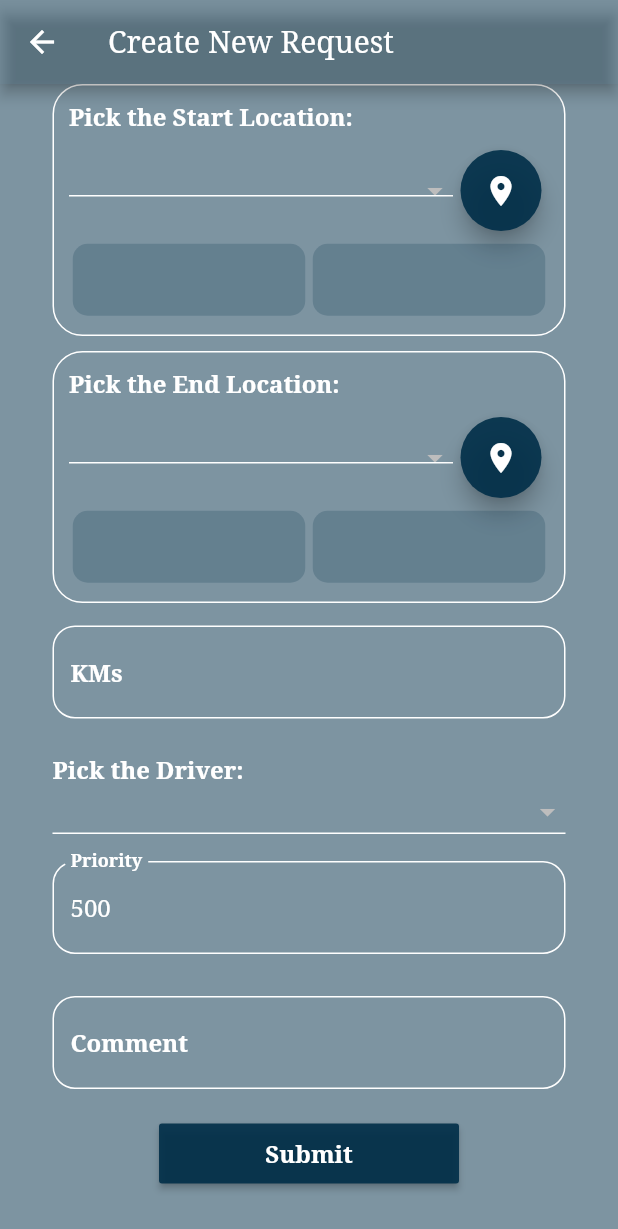
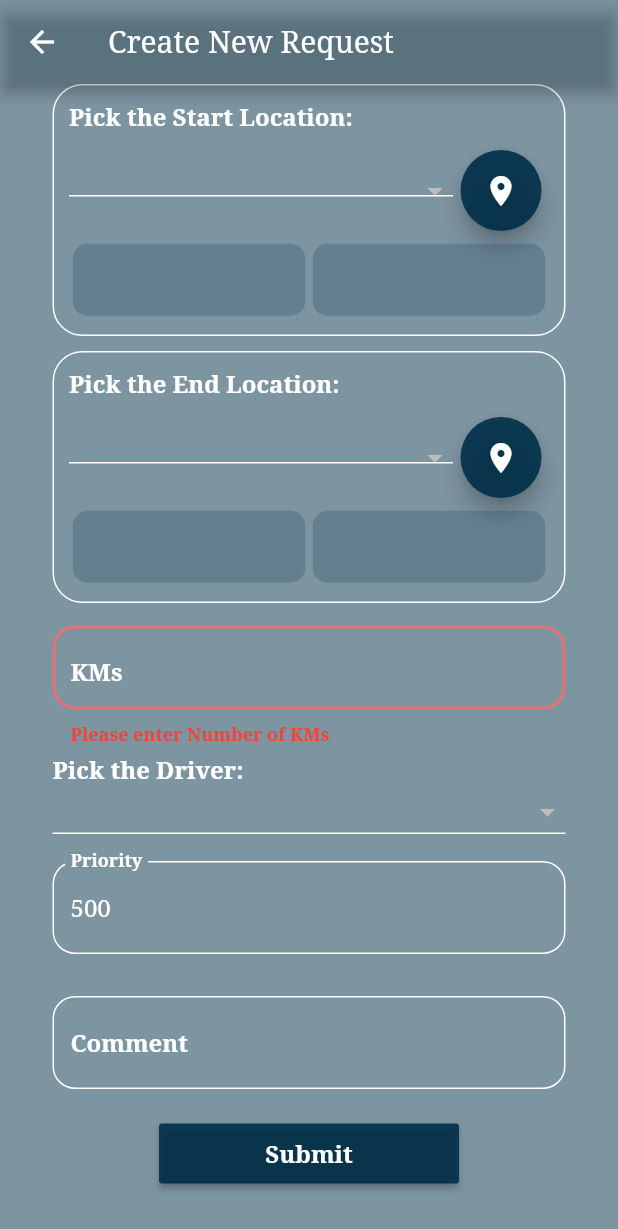
Before and after one commit to Mina-Nabil/motorcity_tracking, a Flutter app: the NewRequestScreen screen opened by its route, scrolled down 192 dp, after a tap on "Submit", on a phone screen of 412 x 824 dp. Shown: the top 1229 px of the screen. Run offline on Flutter 3.47's test engine with Material 2 defaults, Android fonts, the phone set to English and light mode, and no system bars; our stand-ins replace firebase_database, google_maps_flutter, page_transition; missing offline and left inert: fab_menu, flutter_keychain, google_map_location_picker, solid_bottom_sheet; accounts and stored records are empty; network calls fail.

```diff
--- a/lib/providers/formData.dart
+++ b/lib/providers/formData.dart
@@ -8,13 +8,15 @@ import 'package:flutter_keychain/flutter_keychain.dart';
 import "package:http/http.dart" as http;
 
 class FormDataProvider with ChangeNotifier {
-
   static final String _serverInit = "http://";
-  static String _serverIP   = "3.121.234.234";
-  static String _serverExt = "/motorcity/api/" ;
+  static String _serverIP = "3.121.234.234";
+  static String _serverExt = "/motorcity/api/";
   static final String _driversReqUrl = 'get/drivers';
   static final String _locationsReqUrl = 'locations';
   static final String _modelsReqUrl = 'get/models';
+  static final String _createReqUrl = 'insert/request';
+  static final String _serverToken =
+      "AAAAb4itHww:APA91bHJ2R1E2deUfQmJ1dSeAtbaKkzihKj3yfiboYcw-EmSKeGZh5pg_OwkPDq6WFgUTps2iU-Q8xHQ7W0VJyclnchehQXhr8BUUkmsiPagHD66CCPeTG6vc8W-7Bwu-Rl4o2yX7cSw";
 
   List<Location> locations = [];
   List<Driver> drivers = [];
@@ -29,16 +31,19 @@ class FormDataProvider with ChangeNotifier {
 
   Future<bool> loadDrivers() async {
     drivers = [];
-    try{
+    try {
+      if (_requestHeaders['token'] == null ||
+          _requestHeaders['userType'] == null) await initHeaders();
+      if (_serverIP == null)
+        _serverIP = await FlutterKeychain.get(key: "serverIP");
 
-      if(_requestHeaders['token']==null || _requestHeaders['userType']==null) await initHeaders();
-      if(_serverIP==null) _serverIP = await FlutterKeychain.get(key: "serverIP");
-
-      final request = await http.get(_serverInit + _serverIP + _serverExt + _driversReqUrl, headers: _requestHeaders);
-      if(request.statusCode == 200){
+      final request = await http.get(
+          _serverInit + _serverIP + _serverExt + _driversReqUrl,
+          headers: _requestHeaders);
+      if (request.statusCode == 200) {
         final cleanedResponse = cleanResponse(request.body);
         final Iterable decoded = jsonDecode(cleanedResponse);
-        decoded.forEach((driver){
+        decoded.forEach((driver) {
           drivers.add(new Driver(driver['DRVR_ID'], driver['DRVR_NAME']));
         });
         notifyListeners();
@@ -46,7 +51,7 @@ class FormDataProvider with ChangeNotifier {
       } else {
         return false;
       }
-    }catch (e){
+    } catch (e) {
       log(e.toString());
       return false;
     }
@@ -54,58 +59,148 @@ class FormDataProvider with ChangeNotifier {
 
   Future<bool> loadLocations() async {
     locations = [];
-    try{
+    try {
+      if (_requestHeaders['token'] == null ||
+          _requestHeaders['userType'] == null) await initHeaders();
+      if (_serverIP == null)
+        _serverIP = await FlutterKeychain.get(key: "serverIP");
 
-      if(_requestHeaders['token']==null || _requestHeaders['userType']==null) await initHeaders();
-      if(_serverIP==null) _serverIP = await FlutterKeychain.get(key: "serverIP");
-
-      var request = await http.get(_serverInit + _serverIP + _serverExt + _locationsReqUrl, headers: _requestHeaders);
-      if(request.statusCode == 200){
+      var request = await http.get(
+          _serverInit + _serverIP + _serverExt + _locationsReqUrl,
+          headers: _requestHeaders);
+      if (request.statusCode == 200) {
         final cleanedResponse = cleanResponse(request.body);
         final Iterable decoded = jsonDecode(cleanedResponse);
-        decoded.forEach((location){
-          locations.add(new Location(id: location['LOCT_ID'], name: location['LOCT_NAME'], latt: location['LOCT_LATT'], long: location['LOCT_LONG']));
+        decoded.forEach((location) {
+          locations.add(new Location(
+              id: location['LOCT_ID'],
+              name: location['LOCT_NAME'],
+              latt: location['LOCT_LATT'],
+              long: location['LOCT_LONG']));
         });
         notifyListeners();
         return true;
       } else {
         return false;
       }
-    }catch (e){
+    } catch (e) {
       return false;
     }
   }
 
-    Future<bool> loadModels() async {
+  Future<bool> loadModels() async {
     drivers = [];
-    try{
+    try {
+      if (_requestHeaders['token'] == null ||
+          _requestHeaders['userType'] == null) await initHeaders();
+      if (_serverIP == null)
+        _serverIP = await FlutterKeychain.get(key: "serverIP");
 
-      if(_requestHeaders['token']==null || _requestHeaders['userType']==null) await initHeaders();
-      if(_serverIP==null) _serverIP = await FlutterKeychain.get(key: "serverIP");
-
-      var request = await http.get(_serverInit + _serverIP + _serverExt + _modelsReqUrl, headers: _requestHeaders);
-      if(request.statusCode == 200){
+      var request = await http.get(
+          _serverInit + _serverIP + _serverExt + _modelsReqUrl,
+          headers: _requestHeaders);
+      if (request.statusCode == 200) {
         final cleanedResponse = cleanResponse(request.body);
         final Iterable decoded = jsonDecode(cleanedResponse);
-        decoded.forEach((model){
-          models.add(new Model( model['TRMD_ID'], model['TRMD_NAME']));
+        decoded.forEach((model) {
+          models.add(new Model(model['TRMD_ID'], model['TRMD_NAME']));
         });
         notifyListeners();
         return true;
       } else {
         return false;
       }
-    }catch (e){
+    } catch (e) {
       return false;
     }
   }
 
-  Location getLocationByID(String id){
-    Location retLocation = new Location(id: '0', name: 'N/A', latt: '0', long: '0');
-    locations.forEach((loct){
-      if(loct.id==id)retLocation=loct;
+  Location getLocationByID(String id) {
+    Location retLocation =
+        new Location(id: '0', name: 'N/A', latt: '0', long: '0');
+    locations.forEach((loct) {
+      if (loct.id == id) retLocation = loct;
     });
     return retLocation;
+  }
+
+  Future<bool> postRequest(
+      {startLocationName,
+      endLocationName,
+      modelID,
+      chassis,
+      driverID,
+      kms,
+      priority,
+      comment,
+      startLong,
+      startLatt,
+      endLong,
+      endLatt}) async {
+    try {
+      if (_requestHeaders['token'] == null ||
+          _requestHeaders['userType'] == null) await initHeaders();
+      if (_serverIP == null)
+        _serverIP = await FlutterKeychain.get(key: "serverIP");
+      final serverURL = _serverInit + _serverIP + _serverExt;
+      final formData = {
+        "startLoc": startLocationName,
+        "endLoc": endLocationName,
+        "model": modelID,
+        "chassis": chassis,
+        "driverID": driverID,
+        "kms": kms,
+        "proirity": priority,
+        "start_long": startLong,
+        "start_latt": startLatt,
+        "end_long": endLong,
+        "end_latt": endLatt,
+      };
+
+      final response = await http.post(serverURL + _createReqUrl,
+          body: formData, headers: _requestHeaders);
+      if (response.statusCode == 200) {
+        final decodedJson = json.decode(cleanResponse(response.body));
+        if (decodedJson is Map<String, dynamic> &&
+            decodedJson.containsKey("headers") &&
+            decodedJson['headers'] == false) {
+          return false;
+        }
+
+        String result = decodedJson['result'];
+        if (result.compareTo("Success") == 0) {
+          await http.post(
+            'https://fcm.googleapis.com/fcm/send',
+            headers: <String, String>{
+              'Content-Type': 'application/json',
+              'Authorization': 'key=$_serverToken',
+            },
+            body: jsonEncode(
+              <String, dynamic>{
+                'notification': <String, dynamic>{
+                  'body': 'Please check requests page for new requests!',
+                  'title': 'New Request Added'
+                },
+                'priority': 'high',
+                'data': <String, dynamic>{
+                  'click_action': 'FLUTTER_NOTIFICATION_CLICK',
+                  'id': '1',
+                  'status': 'done'
+                },
+                'to': "/topic/all",
+              },
+            ),
+          );
+          return true;
+        } else {
+          return false;
+        }
+      } else
+        return false;
+    } catch (e) {
+      print(e.toString());
+      return false;
+    }
   }
 
   Future<void> initHeaders() async {
@@ -122,5 +217,4 @@ class FormDataProvider with ChangeNotifier {
     else
       return json;
   }
-
 }
--- a/lib/screens/newRequest.dart
+++ b/lib/screens/newRequest.dart
@@ -6,7 +6,7 @@ import '../models/location.dart';
 import '../models/model.dart';
 import '../providers/formData.dart';
 import 'package:google_map_location_picker/google_map_location_picker.dart';
-import 'package:google_maps_flutter/google_maps_flutter.dart';
+import '../screens/home.dart';
 
 class NewRequestScreen extends StatefulWidget {
   static String routeName = "/newRequest";
@@ -16,6 +16,7 @@ class NewRequestScreen extends StatefulWidget {
 }
 
 class _NewRequestScreenState extends State<NewRequestScreen> {
+  String _apiKey = "AIzaSyDXX99ZU6zY1RMsTrAMpQxC5rRk8_LrwQ4";
   //load form data
   @override
   void initState() {
@@ -40,6 +41,9 @@ class _NewRequestScreenState extends State<NewRequestScreen> {
   String _selectedStartLocation;
   String _selectedEndLocation;
 
+  String _startLocation = "N/A";
+  String _endLocation = "N/A";
+
   //TextControllers vars
   TextEditingController _chassisController = new TextEditingController();
   TextEditingController _kmsController = new TextEditingController();
@@ -50,9 +54,6 @@ class _NewRequestScreenState extends State<NewRequestScreen> {
   TextEditingController _endLongController = new TextEditingController();
   TextEditingController _endLattController = new TextEditingController();
   TextEditingController _commentController = new TextEditingController();
-
-  //Locations Controller
-  LocationResult _pickedLocation;
 
   static InputDecoration textDecorators(String label) => InputDecoration(
       labelText: label,
@@ -105,7 +106,7 @@ class _NewRequestScreenState extends State<NewRequestScreen> {
           cursorColor: Colors.white,
           decoration: textDecorators(label),
           validator: validator,
-          keyboardType: TextInputType.text,
+          keyboardType: keyboard,
           style: textFormStyle),
     );
   }
@@ -117,9 +118,10 @@ class _NewRequestScreenState extends State<NewRequestScreen> {
         title: Text("Create New Request"),
         backgroundColor: Color.fromRGBO(0, 46, 72, 0.5),
       ),
-      body: Container(
+      body: Builder(builder: (context) {
+        return Container(
           color: Color.fromRGBO(0, 46, 72, 0.5),
-        height: MediaQuery.of(context).size.height,
+          height: MediaQuery.of(context).size.height - 0,
           child: SingleChildScrollView(
             padding: EdgeInsets.all(5),
             child: Form(
@@ -157,7 +159,8 @@ class _NewRequestScreenState extends State<NewRequestScreen> {
                               margin: EdgeInsets.only(top: 30),
                               decoration: const BoxDecoration(
                                   border: Border(
-                                    bottom: BorderSide(color: Colors.white)))),
+                                      bottom:
+                                          BorderSide(color: Colors.white)))),
                           selectedItemBuilder: (BuildContext context) {
                             return Provider.of<FormDataProvider>(context)
                                 .models
@@ -208,8 +211,8 @@ class _NewRequestScreenState extends State<NewRequestScreen> {
                         child: Column(
                           children: <Widget>[
                             Container(
-                            padding:
-                                EdgeInsets.only(bottom: textContainersPadding),
+                              padding: EdgeInsets.only(
+                                  bottom: textContainersPadding),
                               width: double.infinity,
                               child: Text("Pick the Start Location: ",
                                   style: TextStyle(
@@ -230,7 +233,8 @@ class _NewRequestScreenState extends State<NewRequestScreen> {
                                             border: Border(
                                                 bottom: BorderSide(
                                                     color: Colors.white)))),
-                                  selectedItemBuilder: (BuildContext context) {
+                                    selectedItemBuilder:
+                                        (BuildContext context) {
                                       return Provider.of<FormDataProvider>(
                                               context)
                                           .locations
@@ -245,7 +249,8 @@ class _NewRequestScreenState extends State<NewRequestScreen> {
                                         );
                                       }).toList();
                                     },
-                                  items: Provider.of<FormDataProvider>(context)
+                                    items:
+                                        Provider.of<FormDataProvider>(context)
                                             .locations
                                             .map((Location loc) {
                                       return DropdownMenuItem<String>(
@@ -270,11 +275,12 @@ class _NewRequestScreenState extends State<NewRequestScreen> {
                                             Color.fromRGBO(0, 46, 72, .9),
                                         onPressed: () async {
                                           LocationResult result =
-                                            await showLocationPicker(context,
-                                                "AIzaSyDXX99ZU6zY1RMsTrAMpQxC5rRk8_LrwQ4");
+                                              await showLocationPicker(
+                                                  context, _apiKey);
                                           print("result = $result");
                                           setState(() {
                                             if (result != null) {
+                                              _startLocation = "N/A";
                                               _startLattController.text = result
                                                   .latLng.latitude
                                                   .toString();
@@ -352,8 +358,8 @@ class _NewRequestScreenState extends State<NewRequestScreen> {
                         child: Column(
                           children: <Widget>[
                             Container(
-                            padding:
-                                EdgeInsets.only(bottom: textContainersPadding),
+                              padding: EdgeInsets.only(
+                                  bottom: textContainersPadding),
                               width: double.infinity,
                               child: Text("Pick the End Location: ",
                                   style: TextStyle(
@@ -375,7 +381,8 @@ class _NewRequestScreenState extends State<NewRequestScreen> {
                                             border: Border(
                                                 bottom: BorderSide(
                                                     color: Colors.white)))),
-                                  selectedItemBuilder: (BuildContext context) {
+                                    selectedItemBuilder:
+                                        (BuildContext context) {
                                       return Provider.of<FormDataProvider>(
                                               context)
                                           .locations
@@ -390,7 +397,8 @@ class _NewRequestScreenState extends State<NewRequestScreen> {
                                         );
                                       }).toList();
                                     },
-                                  items: Provider.of<FormDataProvider>(context)
+                                    items:
+                                        Provider.of<FormDataProvider>(context)
                                             .locations
                                             .map((Location loc) {
                                       return DropdownMenuItem<String>(
@@ -416,11 +424,11 @@ class _NewRequestScreenState extends State<NewRequestScreen> {
                                             Color.fromRGBO(0, 46, 72, .9),
                                         onPressed: () async {
                                           LocationResult result =
-                                            await showLocationPicker(context,
-                                                "AIzaSyDXX99ZU6zY1RMsTrAMpQxC5rRk8_LrwQ4");
-                                        print("result = $result");
+                                              await showLocationPicker(
+                                                  context, _apiKey);
                                           setState(() {
                                             if (result != null) {
+                                              _endLocation = "N/A";
                                               _endLattController.text = result
                                                   .latLng.latitude
                                                   .toString();
@@ -496,9 +504,7 @@ class _NewRequestScreenState extends State<NewRequestScreen> {
                           return "Please enter a valid number";
                         }
                         return null;
-                    },
-                        keyboard:
-                            TextInputType.numberWithOptions(decimal: true)),
+                      }),
                     ),
                     Flexible(
                       fit: FlexFit.loose,
@@ -525,7 +531,8 @@ class _NewRequestScreenState extends State<NewRequestScreen> {
                               margin: EdgeInsets.only(top: 20),
                               decoration: const BoxDecoration(
                                   border: Border(
-                                    bottom: BorderSide(color: Colors.white)))),
+                                      bottom:
+                                          BorderSide(color: Colors.white)))),
                           selectedItemBuilder: (BuildContext context) {
                             return Provider.of<FormDataProvider>(context)
                                 .drivers
@@ -546,7 +553,8 @@ class _NewRequestScreenState extends State<NewRequestScreen> {
                             return DropdownMenuItem<String>(
                               value: driver.id,
                               child: Container(
-                                child: Text(driver.name, style: textDropStyle),
+                                  child:
+                                      Text(driver.name, style: textDropStyle),
                                   width: 200),
                             );
                           }).toList(),
@@ -558,8 +566,14 @@ class _NewRequestScreenState extends State<NewRequestScreen> {
                     Flexible(
                         fit: FlexFit.loose,
                         child: textFormFieldContainer(
-                          "Priority", _priorityController, null,
-                          keyboard: TextInputType.number)),
+                            "Priority", _priorityController, (value) {
+                          if (value.isEmpty) {
+                            return "Please enter the Priotity Number";
+                          } else if (!isNumeric(value)) {
+                            return "Please enter a valid number";
+                          }
+                          return null;
+                        })),
                     Flexible(
                         fit: FlexFit.loose,
                         child: textFormFieldContainer(
@@ -577,14 +591,15 @@ class _NewRequestScreenState extends State<NewRequestScreen> {
                                 fontWeight: FontWeight.bold,
                                 color: Colors.white),
                           ),
-                        onPressed: () {},
+                          onPressed: () => submitForm(context),
                         )),
                   ],
                 ),
               ),
             ),
           ),
-      ),
+        );
+      }),
     );
   }
 
@@ -599,6 +614,7 @@ class _NewRequestScreenState extends State<NewRequestScreen> {
       _selectedStartLocation = value;
       Location tmp = Provider.of<FormDataProvider>(context, listen: false)
           .getLocationByID(value);
+      _startLocation = tmp.name;
       _startLattController.text = tmp.latt;
       _startLongController.text = tmp.long;
     });
@@ -609,6 +625,7 @@ class _NewRequestScreenState extends State<NewRequestScreen> {
       _selectedEndLocation = value;
       Location tmp = Provider.of<FormDataProvider>(context, listen: false)
           .getLocationByID(value);
+      _endLocation = tmp.name;
       _endLattController.text = tmp.latt;
       _endLongController.text = tmp.long;
     });
@@ -630,4 +647,75 @@ class _NewRequestScreenState extends State<NewRequestScreen> {
       return false;
     }
   }
+
+  Future<Null> submitForm(context) async {
+    if (_formKey.currentState.validate()) {
+      String modelID = this._selectedModel;
+      if (modelID == null) {
+        _showMessage("Please pick a model!", context);
+        return;
       }
+      if (_startLocation == null ||
+          _startLongController.text == '' ||
+          _startLattController.text == '') {
+        _startLocation = "N/A";
+      }
+      if (_endLocation == null ||
+          _endLongController.text == '' ||
+          _endLattController.text == '') {
+        _endLocation = "N/A";
+      }
+      String driverID = this._selectedDriver;
+      if (driverID == null) {
+        _showMessage("Please pick a driver!", context);
+        return;
+      }
+      bool formResult =
+          await Provider.of<FormDataProvider>(context, listen: false)
+              .postRequest(
+                  chassis: _chassisController.text,
+                  comment: _commentController.text,
+                  driverID: driverID,
+                  endLatt: _endLattController.text,
+                  endLocationName: _endLocation,
+                  endLong: _endLongController.text,
+                  kms: _kmsController.text,
+                  modelID: modelID,
+                  priority: _priorityController.text,
+                  startLatt: _startLattController.text,
+                  startLocationName: _startLocation,
+                  startLong: _startLongController.text);
+      if (formResult) {
+        showDialog(
+          context: context,
+          builder: (BuildContext context) {
+            // return object of type Dialog
+            return AlertDialog(
+              title: Row(
+                  mainAxisAlignment: MainAxisAlignment.center,
+                  children: [new Text("Request Saved!")]),
+              actions: <Widget>[
+                // usually buttons at the bottom of the dialog
+                new FlatButton(
+                  child: new Text("OK"),
+                  onPressed: () {
+                    Navigator.of(context).popAndPushNamed( HomeScreen.routeName);
+                  },
+                ),
+              ],
+            );
+          },
+        );
+
+      } else {
+        _showMessage(
+            "We are sorry but Request Failed! Please check your data and try again.",
+            context);
+      }
+    }
+  }
+
+  void _showMessage(String msg, context) {
+    Scaffold.of(context).showSnackBar(new SnackBar(content: new Text(msg)));
+  }
+}
```
Also changed, not shown: lib/screens/login.dart (+36 -26 lines). Lines whose indentation alone changed are shown as unchanged.
